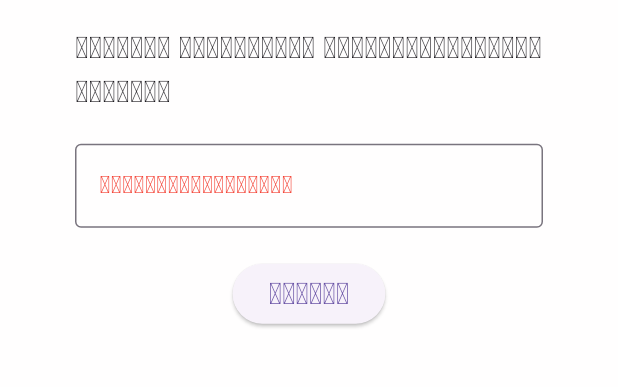
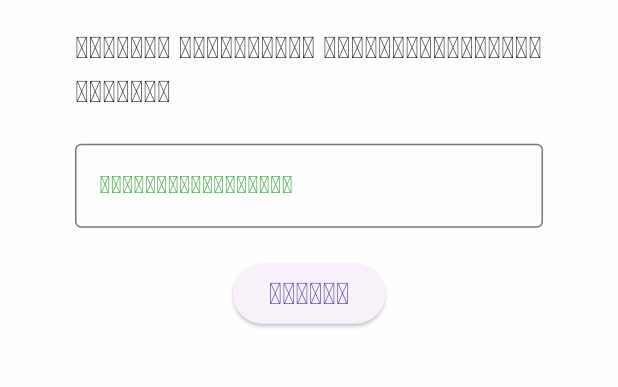
Before and after one commit to Yingyony0097/student_id_card01, a Flutter app: the Searchstudent screen opened directly, on a phone screen of 412 x 824 dp, the part 547-934 px from its top. Run offline on Flutter 3.47's test engine with Material 3 defaults, Android fonts, the phone set to English and light mode, and no system bars.

Commit message:
more bug

```diff
--- a/lib/screen/search_student.dart
+++ b/lib/screen/search_student.dart
@@ -45,7 +45,7 @@ class _SearchstudentState extends State<Searchstudent> {
                   controller: _searchController,
                   decoration: const InputDecoration(
                     labelText: 'ປ້ອນລະຫັດນັກສຶກສາ',
-                    labelStyle: TextStyle(color: Colors.red),
+                    labelStyle: TextStyle(color: Colors.green),
                     border: OutlineInputBorder(),
                   ),
                 ),
```
